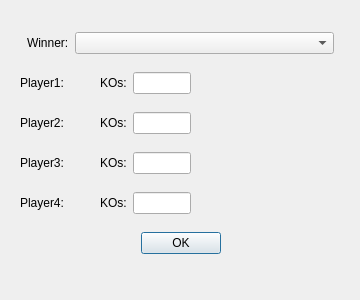
Old version of the form gameresults.ui in the repository navzam/BrawlerPlus.
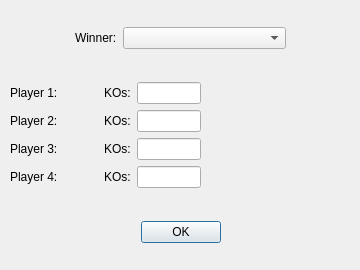
New version of the form.

Commit message: Added a Grid Layout to the game results dialog to fix spacing issues.

Patch:
```diff
--- a/gameresults.ui
+++ b/gameresults.ui
@@ -7,7 +7,7 @@
     <x>0</x>
     <y>0</y>
     <width>360</width>
-    <height>300</height>
+    <height>270</height>
    </rect>
   </property>
   <property name="windowTitle">
@@ -16,20 +16,29 @@
   <widget class="QWidget" name="verticalLayoutWidget">
    <property name="geometry">
     <rect>
-     <x>20</x>
-     <y>20</y>
-     <width>321</width>
-     <height>251</height>
+     <x>10</x>
+     <y>0</y>
+     <width>341</width>
+     <height>271</height>
     </rect>
    </property>
-   <layout class="QVBoxLayout" name="verticalLayout">
+   <layout class="QVBoxLayout" name="verticalLayout" stretch="1,3,1">
     <item>
      <layout class="QHBoxLayout" name="horizontalLayout">
       <item>
-       <spacer name="horizontalSpacer_12">
+       <spacer name="horizontalSpacer">
         <property name="orientation">
          <enum>Qt::Horizontal</enum>
         </property>
+        <property name="sizeType">
+         <enum>QSizePolicy::Fixed</enum>
+        </property>
+        <property name="sizeHint" stdset="0">
+         <size>
+          <width>65</width>
+          <height>20</height>
+         </size>
+        </property>
        </spacer>
       </item>
       <item>
@@ -50,27 +59,6 @@
        </widget>
       </item>
       <item>
-       <spacer name="horizontalSpacer">
-        <property name="orientation">
-         <enum>Qt::Horizontal</enum>
-        </property>
-       </spacer>
-      </item>
-     </layout>
-    </item>
-    <item>
-     <layout class="QHBoxLayout" name="horizontalLayout_5">
-      <item>
-       <widget class="QLabel" name="Player1Label">
-        <property name="enabled">
-         <bool>true</bool>
-        </property>
-        <property name="text">
-         <string>Player1:</string>
-        </property>
-       </widget>
-      </item>
-      <item>
        <spacer name="horizontalSpacer_2">
         <property name="orientation">
          <enum>Qt::Horizontal</enum>
@@ -80,40 +68,7 @@
         </property>
         <property name="sizeHint" stdset="0">
          <size>
-          <width>30</width>
-          <height>20</height>
-         </size>
-        </property>
-       </spacer>
-      </item>
-      <item>
-       <widget class="QLabel" name="KOLabel1">
-        <property name="text">
-         <string>KOs:</string>
-        </property>
-       </widget>
-      </item>
-      <item>
-       <widget class="QLineEdit" name="KOEdit1">
-        <property name="enabled">
-         <bool>true</bool>
-        </property>
-        <property name="maxLength">
-         <number>2</number>
-        </property>
-       </widget>
-      </item>
-      <item>
-       <spacer name="horizontalSpacer_3">
-        <property name="orientation">
-         <enum>Qt::Horizontal</enum>
-        </property>
-        <property name="sizeType">
-         <enum>QSizePolicy::Fixed</enum>
-        </property>
-        <property name="sizeHint" stdset="0">
-         <size>
-          <width>150</width>
+          <width>65</width>
           <height>20</height>
          </size>
         </property>
@@ -122,156 +77,95 @@
      </layout>
     </item>
     <item>
-     <layout class="QHBoxLayout" name="horizontalLayout_4">
-      <item>
+     <layout class="QGridLayout" name="gridLayout">
+      <item row="0" column="0">
+       <widget class="QLabel" name="Player1Label">
+        <property name="enabled">
+         <bool>true</bool>
+        </property>
+        <property name="text">
+         <string>Player 1:            </string>
+        </property>
+       </widget>
+      </item>
+      <item row="2" column="0">
        <widget class="QLabel" name="Player2Label">
         <property name="text">
-         <string>Player2:</string>
+         <string>Player 2:            </string>
         </property>
        </widget>
       </item>
-      <item>
-       <spacer name="horizontalSpacer_4">
-        <property name="orientation">
-         <enum>Qt::Horizontal</enum>
-        </property>
-        <property name="sizeType">
-         <enum>QSizePolicy::Fixed</enum>
-        </property>
-        <property name="sizeHint" stdset="0">
-         <size>
-          <width>30</width>
-          <height>20</height>
-         </size>
-        </property>
-       </spacer>
-      </item>
-      <item>
-       <widget class="QLabel" name="KOLabel2">
-        <property name="text">
-         <string>KOs:</string>
-        </property>
-       </widget>
-      </item>
-      <item>
-       <widget class="QLineEdit" name="KOEdit2">
-        <property name="maxLength">
-         <number>2</number>
-        </property>
-       </widget>
-      </item>
-      <item>
-       <spacer name="horizontalSpacer_5">
-        <property name="orientation">
-         <enum>Qt::Horizontal</enum>
-        </property>
-        <property name="sizeType">
-         <enum>QSizePolicy::Fixed</enum>
-        </property>
-        <property name="sizeHint" stdset="0">
-         <size>
-          <width>150</width>
-          <height>20</height>
-         </size>
-        </property>
-       </spacer>
-      </item>
-     </layout>
-    </item>
-    <item>
-     <layout class="QHBoxLayout" name="horizontalLayout_3">
-      <item>
+      <item row="3" column="0">
        <widget class="QLabel" name="Player3Label">
         <property name="text">
-         <string>Player3:</string>
+         <string>Player 3:            </string>
         </property>
        </widget>
       </item>
-      <item>
-       <spacer name="horizontalSpacer_6">
-        <property name="orientation">
-         <enum>Qt::Horizontal</enum>
-        </property>
-        <property name="sizeType">
-         <enum>QSizePolicy::Fixed</enum>
-        </property>
-        <property name="sizeHint" stdset="0">
-         <size>
-          <width>30</width>
-          <height>20</height>
-         </size>
-        </property>
-       </spacer>
-      </item>
-      <item>
-       <widget class="QLabel" name="KOLabel3">
-        <property name="text">
-         <string>KOs:</string>
-        </property>
-       </widget>
-      </item>
-      <item>
-       <widget class="QLineEdit" name="KOEdit3">
-        <property name="maxLength">
-         <number>2</number>
-        </property>
-       </widget>
-      </item>
-      <item>
-       <spacer name="horizontalSpacer_7">
-        <property name="orientation">
-         <enum>Qt::Horizontal</enum>
-        </property>
-        <property name="sizeType">
-         <enum>QSizePolicy::Fixed</enum>
-        </property>
-        <property name="sizeHint" stdset="0">
-         <size>
-          <width>150</width>
-          <height>20</height>
-         </size>
-        </property>
-       </spacer>
-      </item>
-     </layout>
-    </item>
-    <item>
-     <layout class="QHBoxLayout" name="horizontalLayout_2">
-      <item>
+      <item row="4" column="0">
        <widget class="QLabel" name="Player4Label">
         <property name="text">
-         <string>Player4:</string>
+         <string>Player 4:            </string>
         </property>
        </widget>
       </item>
-      <item>
-       <spacer name="horizontalSpacer_8">
-        <property name="orientation">
-         <enum>Qt::Horizontal</enum>
+      <item row="0" column="2">
+       <widget class="QLabel" name="KOLabel1">
+        <property name="text">
+         <string>KOs:</string>
         </property>
-        <property name="sizeType">
-         <enum>QSizePolicy::Fixed</enum>
+       </widget>
+      </item>
+      <item row="2" column="2">
+       <widget class="QLabel" name="KOLabel2">
+        <property name="text">
+         <string>KOs:</string>
         </property>
-        <property name="sizeHint" stdset="0">
-         <size>
-          <width>30</width>
-          <height>20</height>
-         </size>
+       </widget>
+      </item>
+      <item row="3" column="2">
+       <widget class="QLabel" name="KOLabel3">
+        <property name="text">
+         <string>KOs:</string>
         </property>
-       </spacer>
+       </widget>
       </item>
-      <item>
+      <item row="4" column="2">
        <widget class="QLabel" name="KOLabel4">
         <property name="text">
          <string>KOs:</string>
         </property>
        </widget>
       </item>
-      <item>
+      <item row="0" column="3">
+       <widget class="QLineEdit" name="KOEdit1">
+        <property name="enabled">
+         <bool>true</bool>
+        </property>
+        <property name="maxLength">
+         <number>2</number>
+        </property>
+       </widget>
+      </item>
+      <item row="2" column="3">
+       <widget class="QLineEdit" name="KOEdit2">
+        <property name="maxLength">
+         <number>2</number>
+        </property>
+       </widget>
+      </item>
+      <item row="3" column="3">
+       <widget class="QLineEdit" name="KOEdit3">
+        <property name="maxLength">
+         <number>2</number>
+        </property>
+       </widget>
+      </item>
+      <item row="4" column="3">
        <widget class="QLineEdit" name="KOEdit4"/>
       </item>
-      <item>
-       <spacer name="horizontalSpacer_9">
+      <item row="0" column="4">
+       <spacer name="horizontalSpacer_5">
         <property name="orientation">
          <enum>Qt::Horizontal</enum>
         </property>
@@ -291,7 +185,7 @@
     <item>
      <layout class="QHBoxLayout" name="horizontalLayout_6">
       <item>
-       <spacer name="horizontalSpacer_11">
+       <spacer name="horizontalSpacer_3">
         <property name="orientation">
          <enum>Qt::Horizontal</enum>
         </property>
@@ -311,7 +205,7 @@
        </widget>
       </item>
       <item>
-       <spacer name="horizontalSpacer_10">
+       <spacer name="horizontalSpacer_4">
         <property name="orientation">
          <enum>Qt::Horizontal</enum>
         </property>
```
The commit also changes 2 other files.
